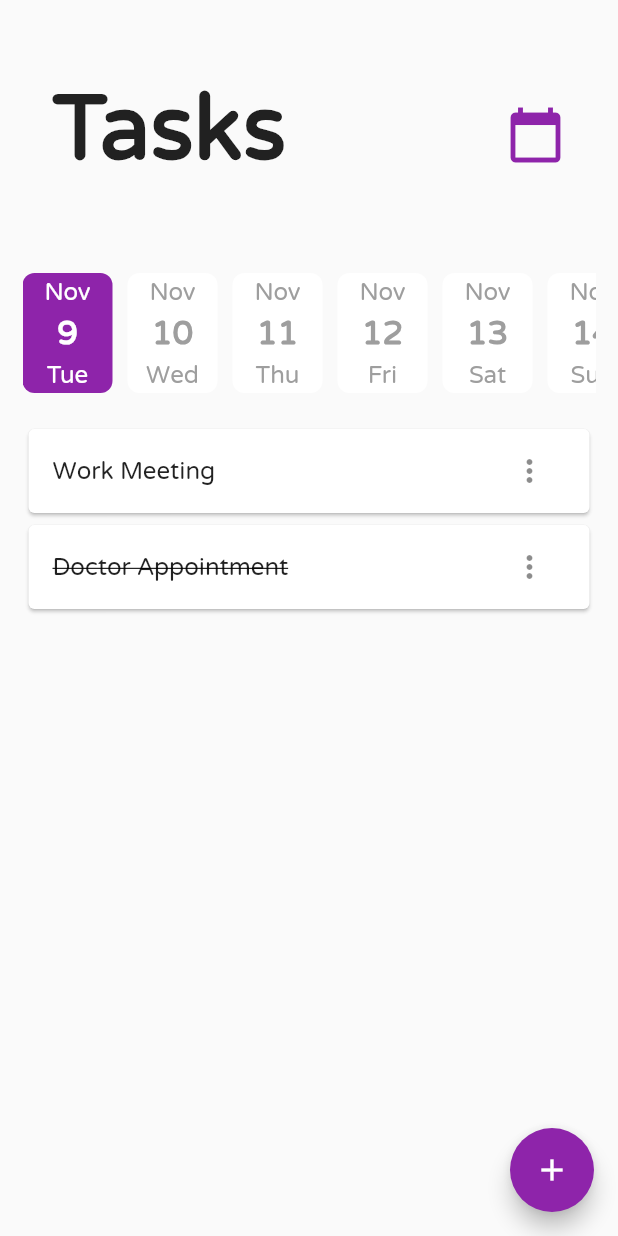
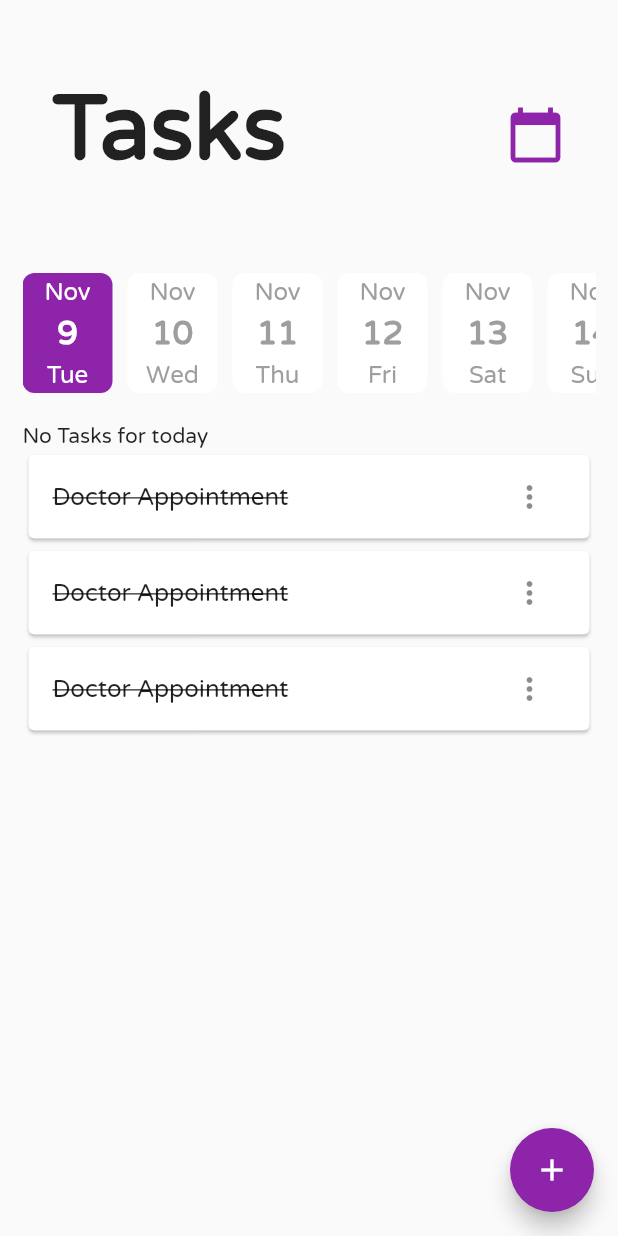
Before and after one commit to marwaalaywan99/to-do-app, a Flutter app: the TasksScreen screen opened by its route, on a phone screen of 412 x 824 dp. Run offline on Flutter 3.47's test engine with Material 2 defaults, Android fonts, the phone set to English and light mode, and no system bars; our stand-ins replace sqflite; missing offline and left inert: date_time_format, flutter_rounded_date_picker; accounts and stored records are empty.

Commit message:
working on displaying tasks based on dates

```diff
--- a/lib/models/tasks_data.dart
+++ b/lib/models/tasks_data.dart
@@ -6,8 +6,11 @@ import 'package:to_do_app/classes/tasks_class.dart';
 
 class TasksModel extends ChangeNotifier{
 
+  List<Tasks> _tasksBasedonDates;
   List<Tasks> _tasks = [
-    Tasks(taskName: 'Work Meeting', taskDate: DateTime.now(), taskTime: TimeOfDay.now(), taskReminder: false, markedAsDone: false),
+    Tasks(taskName: 'Work Meeting', taskDate: DateTime(2022), taskTime: TimeOfDay.now(), taskReminder: false, markedAsDone: false),
+    Tasks(taskName: 'Doctor Appointment', taskDate: DateTime.now(), taskTime: TimeOfDay.now(), taskReminder: true, markedAsDone: true),
+    Tasks(taskName: 'Doctor Appointment', taskDate: DateTime.now(), taskTime: TimeOfDay.now(), taskReminder: true, markedAsDone: true),
     Tasks(taskName: 'Doctor Appointment', taskDate: DateTime.now(), taskTime: TimeOfDay.now(), taskReminder: true, markedAsDone: true),
   ];
 
@@ -16,6 +19,8 @@ class TasksModel extends ChangeNotifier{
   int get taskCount{
     return _tasks.length;
   }
+
+  //void tasksBasedonDates()
 
   void addTask(Tasks task){
     _tasks.add(task);
--- a/lib/screens/tasks_screens/tasks_landing.dart
+++ b/lib/screens/tasks_screens/tasks_landing.dart
@@ -4,6 +4,7 @@ import 'package:to_do_app/classes/tasks_list_class.dart';
 import 'package:to_do_app/components/calender_icon.dart';
 import 'package:to_do_app/components/scrollable_calender.dart';
 import 'package:to_do_app/constants/colors.dart';
+import 'package:to_do_app/screens/home_screen.dart';
 import 'package:to_do_app/screens/tasks_screens/add_tasks_screen.dart';
 import 'package:to_do_app/widgets/tasks_list.dart';
 
@@ -15,10 +16,14 @@ class TasksScreen extends StatefulWidget {
 class _TasksScreenState extends State<TasksScreen> {
   @override
   Widget build(BuildContext context) {
-    return Scaffold(
+    return WillPopScope(
+      onWillPop: () async {
+        Navigator.pushNamed(context, '/');
+        return false;
+      },
+      child: Scaffold(
           floatingActionButton: FloatingActionButton(
-          onPressed: ()
-    {
+            onPressed: () {
               Navigator.pushNamed(context, '/add task screen');
             },
             child: const Icon(Icons.add),
@@ -26,8 +31,8 @@ class _TasksScreenState extends State<TasksScreen> {
           ),
           body: SafeArea(
             child: Padding(
-              padding:
-                  const EdgeInsets.only(top: 50.0, bottom: 50.0, right: 15.0, left: 15.0),
+                padding: const EdgeInsets.only(
+                    top: 50.0, bottom: 50.0, right: 15.0, left: 15.0),
                 child: Expanded(
                   child: Column(
                     children: [
@@ -68,6 +73,7 @@ class _TasksScreenState extends State<TasksScreen> {
                     ],
                   ),
                 )),
-        ));
+          )),
+    );
   }
 }
--- a/lib/widgets/tasks_list.dart
+++ b/lib/widgets/tasks_list.dart
@@ -12,14 +12,23 @@ class TasksList extends StatelessWidget {
       builder: (context, taskData, child) {
         return ListView.builder(
           itemBuilder: (context, index) {
-            final task = taskData.tasks[index];
-            return TaskTile(
-              task
-            );
+            final now = DateTime.now();
+            final time = taskData.tasks[index].taskDate;
+            if(now.year == time.year && now.month == time.month && now.day == time.day){
+              final task = taskData.tasks[index];
+              return TaskTile(
+                  task
+              );
+            }
+            else{
+              return Text('No Tasks for today');
+            }
           },
           itemCount: taskData.taskCount,
         );
       },
     );
   }
+
+
 }
--- a/lib/widgets/tasks_tile.dart
+++ b/lib/widgets/tasks_tile.dart
@@ -42,6 +42,7 @@ class TaskTile extends StatelessWidget{
           SimpleDialogOption(
             child: const Text('Edit', style: kDialogTextStyle),
             onPressed: () {
+              Navigator.pop(context);
               Navigator.push(
                 context,
                 MaterialPageRoute(
```
Lines whose indentation alone changed are shown as unchanged.
